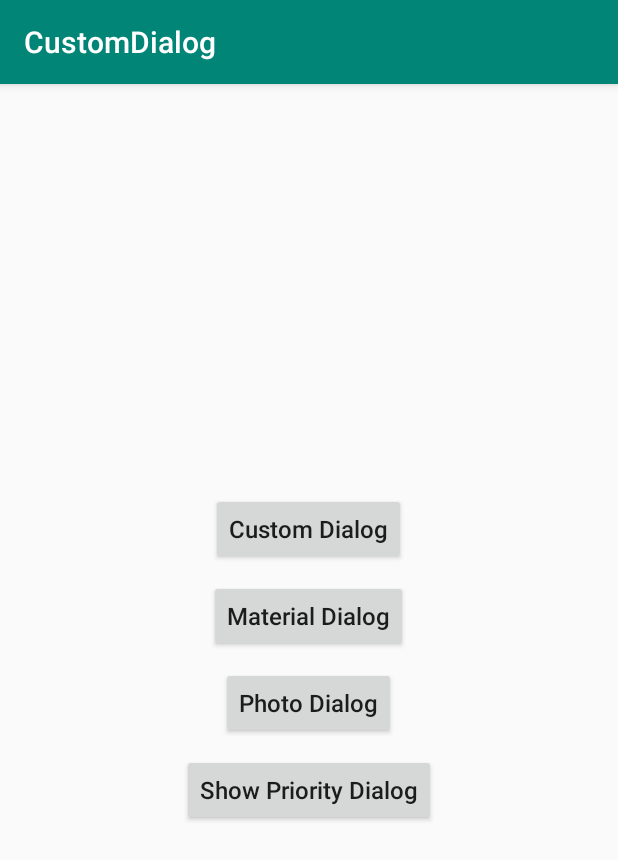
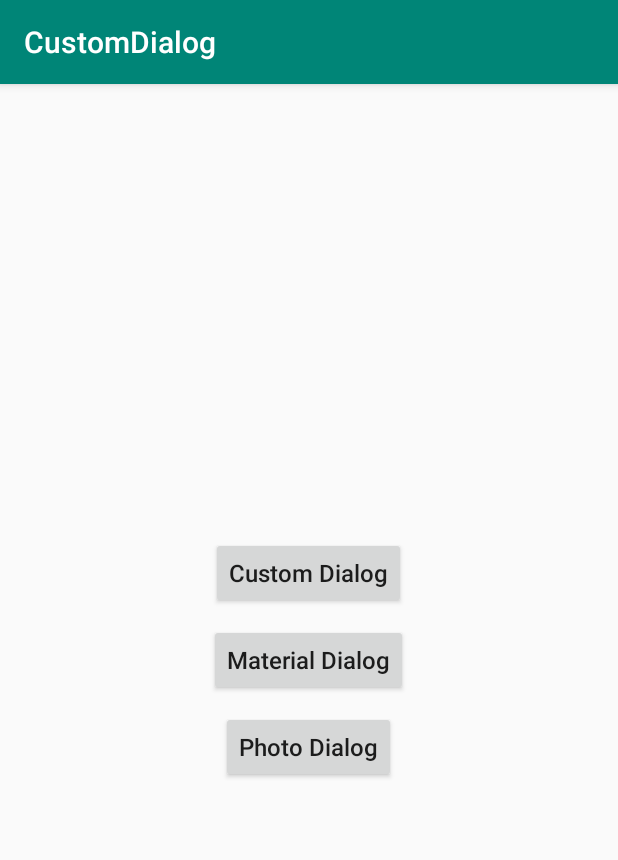
Before and after one commit to qzc0537/CustomDialog, an Android app: the screen it shows after launch (MainActivity), after a tap on "Custom Dialog", on a phone screen of 412 x 824 dp. Shown: the top 860 px of the screen. Run offline under Robolectric (Android 15) with nearby library versions, the phone set to English and light mode, and no system bars.

Commit message:
修改DialogManager

```diff
--- a/app/src/main/java/com/qzc/sample/MainActivity.java
+++ b/app/src/main/java/com/qzc/sample/MainActivity.java
@@ -22,6 +22,7 @@ public class MainActivity extends AppCompatActivity implements View.OnClickListe
         findViewById(R.id.btn_material_dialog).setOnClickListener(this);
         findViewById(R.id.btn_photo_dialog).setOnClickListener(this);
         findViewById(R.id.btn_show_priority).setOnClickListener(this);
+        DialogManager.getInstance().setPrioritySize(3);
     }
 
     @Override
@@ -93,9 +94,6 @@ public class MainActivity extends AppCompatActivity implements View.OnClickListe
                         })
                         .show();
                 break;
-            case R.id.btn_show_priority:
-                DialogManager.getInstance().showPriorityDialog();
-                break;
         }
     }
 
@@ -104,6 +102,6 @@ public class MainActivity extends AppCompatActivity implements View.OnClickListe
     }
 
     private int getColor() {
-        return ContextCompat.getColor(this, R.color.colorAccent);
+        return ContextCompat.getColor(this, R.color.colorPrimary);
     }
 }
--- a/app/src/main/res/layout/activity_main.xml
+++ b/app/src/main/res/layout/activity_main.xml
@@ -45,6 +45,7 @@
         android:gravity="center"
         android:text="Show Priority Dialog"
         android:textAllCaps="false"
-        android:textSize="16sp" />
+        android:textSize="16sp"
+        android:visibility="gone"/>
 
 </LinearLayout>
--- a/customdialog/src/main/java/com/qzc/customdialog/dialog/DialogManager.java
+++ b/customdialog/src/main/java/com/qzc/customdialog/dialog/DialogManager.java
@@ -14,6 +14,7 @@ public class DialogManager {
 
     private static DialogManager mInstance;
     private static SparseArray<CustomDialog> mDialogArray;
+    private int mPrioritySize = 0;
 
     private DialogManager() {
     }
@@ -31,6 +32,15 @@ public class DialogManager {
     }
 
     /**
+     * 设置优先级对话框的个数
+     *
+     * @param prioritySize
+     */
+    public void setPrioritySize(int prioritySize) {
+        this.mPrioritySize = prioritySize;
+    }
+
+    /**
      * 添加对话框
      *
      * @param dialog
@@ -38,6 +48,9 @@ public class DialogManager {
     public void add(CustomDialog dialog) {
         if (mDialogArray.indexOfKey(dialog.getPriority()) <= -1) {
             mDialogArray.put(dialog.getPriority(), dialog);
+        }
+        if (mDialogArray.size() == mPrioritySize) {
+            showPriorityDialog();
         }
     }
 
@@ -60,7 +73,7 @@ public class DialogManager {
      * 顺序显示对话框
      */
     public void showPriorityDialog() {
-        if (mDialogArray.size() == 0) return;
+        if (mDialogArray.size() == 0 || mPrioritySize == 0) return;
         int max = findMax();
         CustomDialog dialog = null;
         for (int i = 0; i < mDialogArray.size(); i++) {
--- a/customdialog/src/main/res/layout/dialog_camera_photo.xml
+++ b/customdialog/src/main/res/layout/dialog_camera_photo.xml
@@ -15,7 +15,7 @@
         android:textColor="#333333"
         android:textSize="16sp" />
 
-    <TextView
+    <View
         android:layout_width="match_parent"
         android:layout_height="1dp"
         android:background="#E5E5E5" />
@@ -30,7 +30,7 @@
         android:textColor="#333333"
         android:textSize="16sp" />
 
-    <TextView
+    <View
         android:layout_width="match_parent"
         android:layout_height="1dp"
         android:background="#E5E5E5" />
@@ -42,7 +42,7 @@
         android:background="?android:attr/selectableItemBackground"
         android:gravity="center"
         android:text="取消"
-        android:textColor="#333333"
+        android:textColor="#666666"
         android:textSize="16sp" />
 
 </LinearLayout>
```
Also changed, not shown: customdialog/src/main/res/layout/dialog_material.xml (+6 -7 lines).
